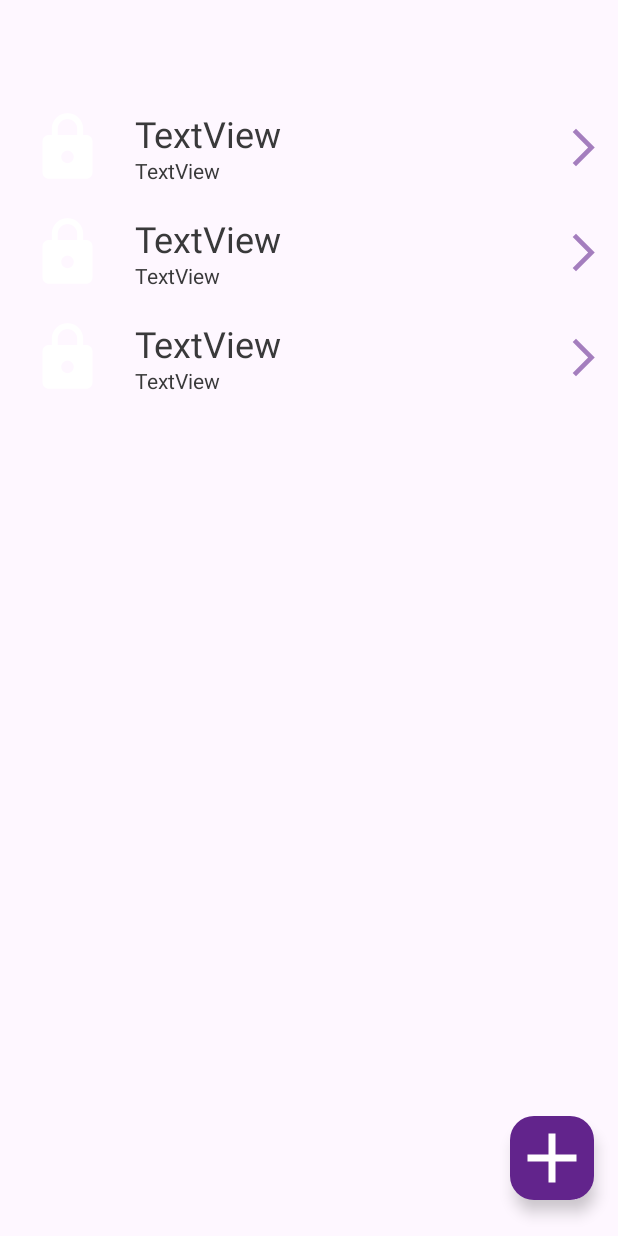
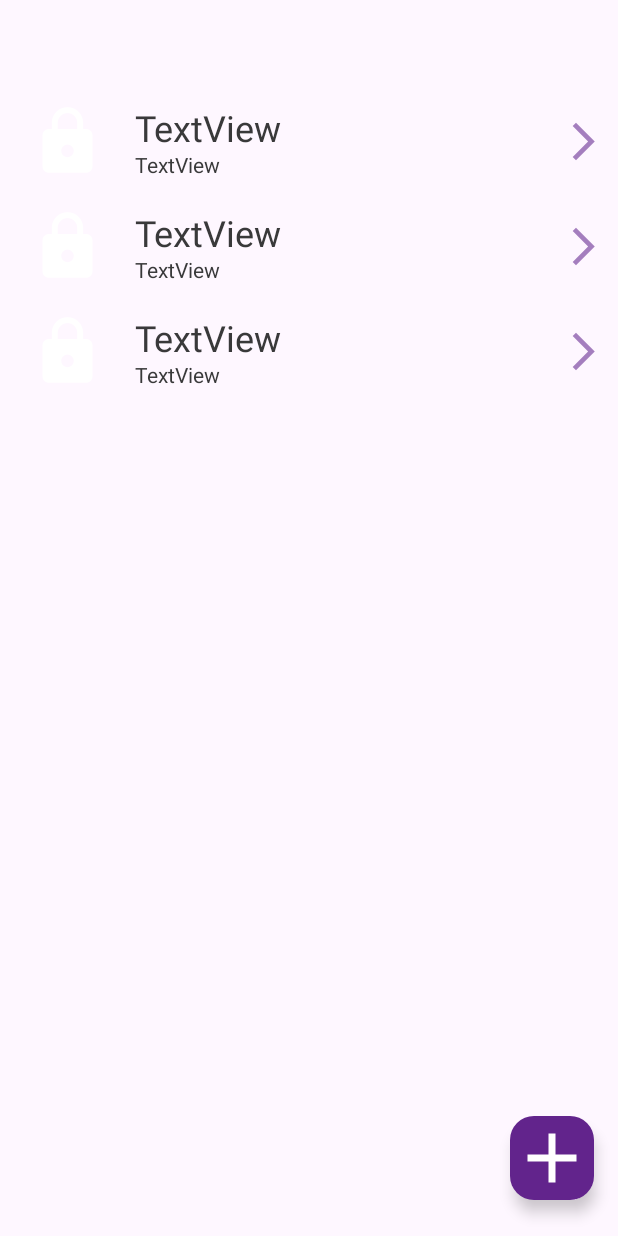
Before and after one commit to educcamara/PlainText, an Android app: the layout activity_list.xml on its own in the app's theme, with its tools: preview values and no code run, on a phone screen of 412 x 824 dp. Run offline under Robolectric (Android 15) with nearby library versions, the phone set to English and light mode, and no system bars.

Commit message:
trying to fix taskflow

```diff
--- a/app/src/main/res/layout/activity_list.xml
+++ b/app/src/main/res/layout/activity_list.xml
@@ -11,7 +11,7 @@
         android:id="@+id/itemsList"
         android:layout_width="0dp"
         android:layout_height="729dp"
-        android:layout_marginTop="32dp"
+        android:layout_marginTop="24dp"
         app:layout_constraintBottom_toBottomOf="parent"
         app:layout_constraintEnd_toEndOf="parent"
         app:layout_constraintStart_toStartOf="parent"
```
Also changed, not shown: app/src/main/java/br/edu/ufam/icomp/plaintext/EditActivity.java (+11 -0 lines), app/src/main/java/br/edu/ufam/icomp/plaintext/ListActivity.java (+8 -0 lines), app/src/main/res/layout/activity_edit.xml (+9 -6 lines).
